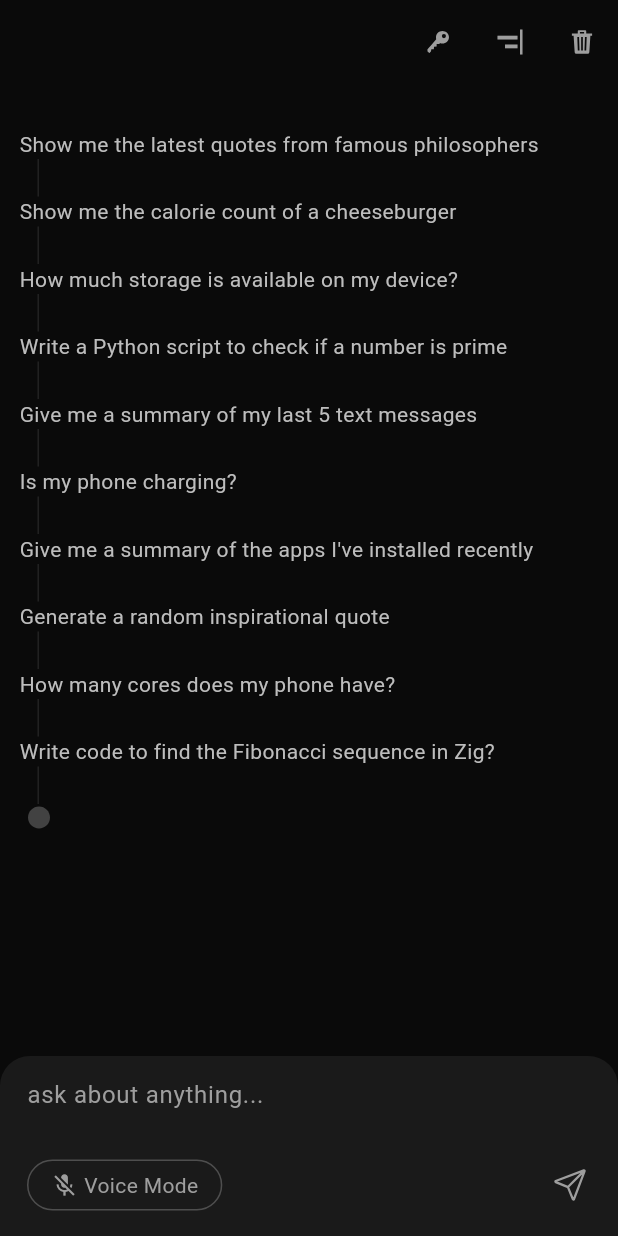
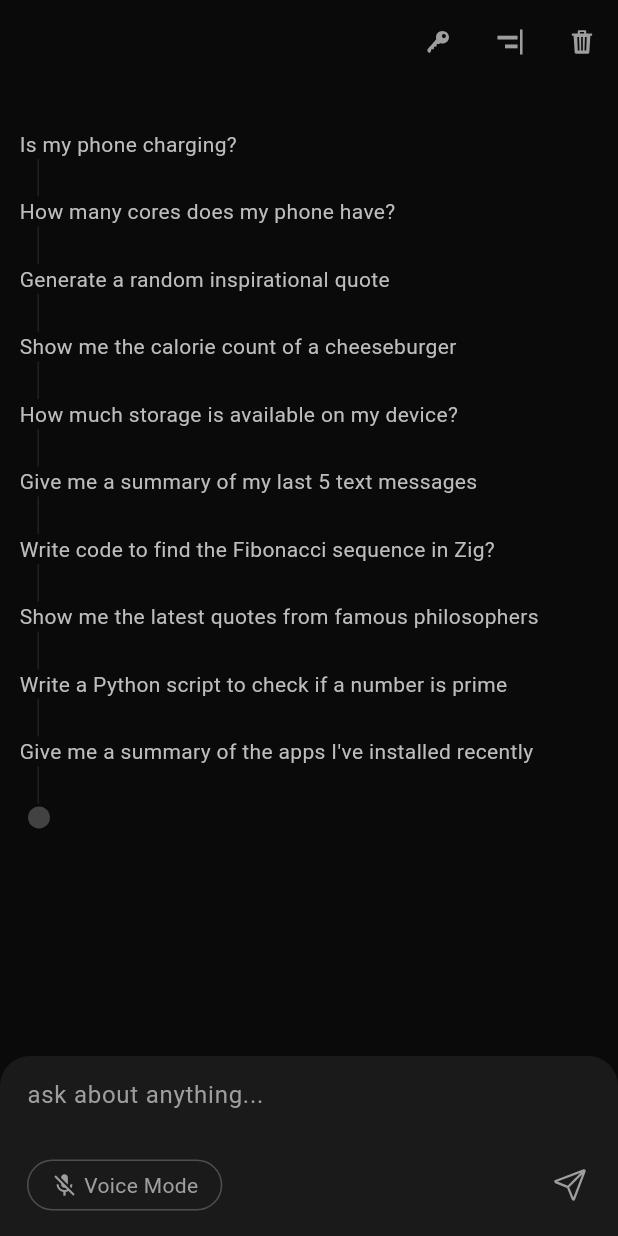
Before and after one commit to dot-ruth/NativeChat, a Flutter app: the screen it shows after launch, after a tap on an icon or button, on a phone screen of 412 x 824 dp. Run offline on Flutter 3.47's test engine with Material 3 defaults, Android fonts, the phone set to English and light mode, and no system bars; our stand-ins replace animated_text_kit, battery_plus, flutter_tts, google_generative_ai, hive, hive_flutter and 4 more; missing offline and left inert: call_log_new, flutter_sharing_intent, flutter_sms_inbox, gpt_markdown, installed_apps, mobkit_dashed_border and 1 more; accounts and stored records are empty; statements that could not run were skipped.

Commit message:
fix overflow

```diff
--- a/lib/components/prompt_suggestions.dart
+++ b/lib/components/prompt_suggestions.dart
@@ -26,6 +26,8 @@ class _PromptSuggestionsFeedState extends State<PromptSuggestionsFeed> {
     super.initState();
     promptSuggestions.shuffle();
     randomPromptSuggestions = promptSuggestions.sublist(0, 10).cast<String>();
+    // Sort by character lenght
+    randomPromptSuggestions.sort((a, b) => a.length.compareTo(b.length));
   }
 
   void enterPromptSuggestion(promptObject) {
--- a/lib/components/remarks.dart
+++ b/lib/components/remarks.dart
@@ -12,13 +12,17 @@ class Remarks extends StatefulWidget {
 class _RemarksState extends State<Remarks> {
   @override
   Widget build(BuildContext context) {
-    return Container(
+    return Expanded(
+      child: Container(
         padding: const EdgeInsets.only(
           left: 10.0,
           right: 10.0,
-        bottom: 100.0,
+          bottom: 30.0,
         ),
-      child: Column(
+        child: ListView(
+          reverse: true,
+          children: [
+            Column(
               spacing: 30.0,
               children: [
                 Image.asset(
@@ -26,7 +30,7 @@ class _RemarksState extends State<Remarks> {
                   height: 80.0,
                 ),
                 Text(
-            "This uses Gemini 2.0 Flash from google with a 1 million token context window. You can get a free api key from their website which will be sufficient for most of your tasks. \n\nRemember that using the free version lets google access your conversation history and private information to further improve their model. So if you'd like a private version please consider switching to a paid tier which also has higher rates.",
+                  remarks,
                   textAlign: TextAlign.center,
                   style: TextStyle(
                     color: Colors.grey[600]!,
@@ -47,6 +51,9 @@ class _RemarksState extends State<Remarks> {
                 ),
               ],
             ),
+          ],
+        ),
+      ),
     );
   }
 }
--- a/lib/constants/constants.dart
+++ b/lib/constants/constants.dart
@@ -225,3 +225,6 @@ final functionDeclarations = [
     ),
   )
 ];
+
+final String remarks =
+    "This uses Gemini 2.0 Flash from google with a 1 million token context window. You can get a free api key from their website which will be sufficient for most of your tasks. \n\nUsing the free tier lets Google access your conversation history and private information so if you'd like a private version consider switching to a paid tier";
```
Lines whose indentation alone changed are shown as unchanged.
